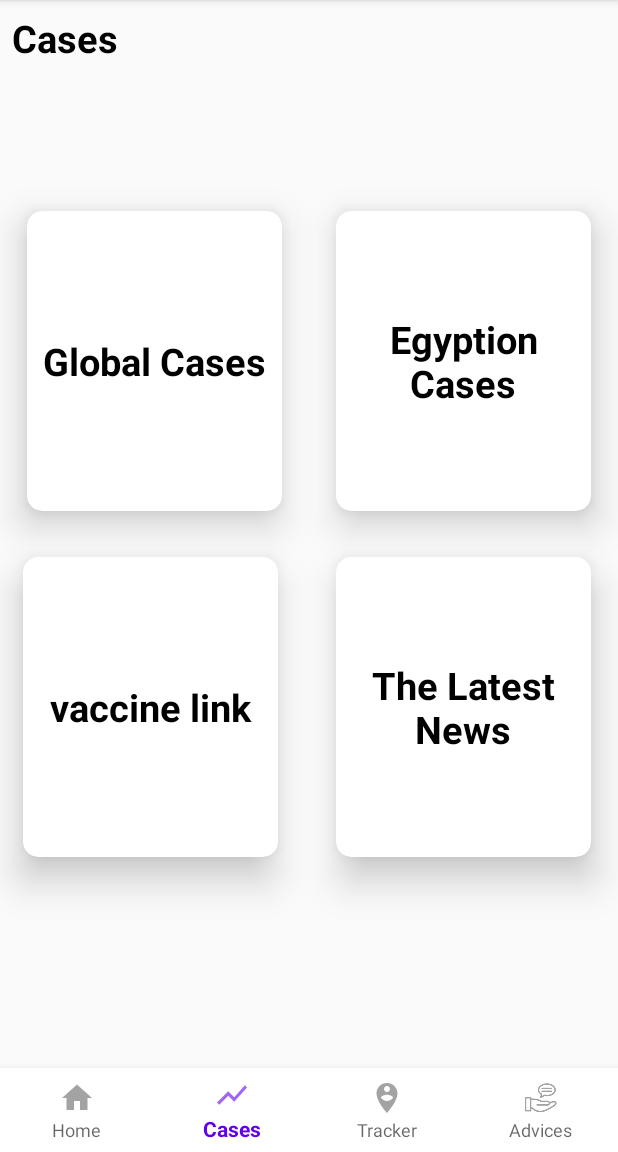
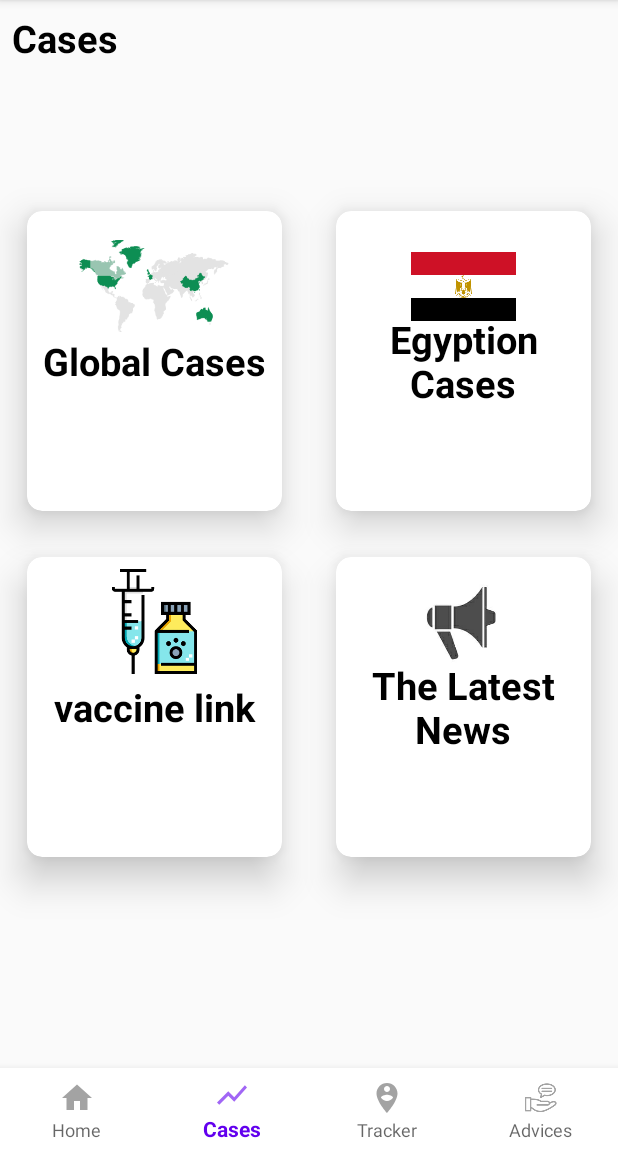
Before and after one commit to elham-atef/CoviFighter, an Android app: the screen it shows after launch (Home), item 2 of the bottom bar chosen, on a phone screen of 412 x 824 dp, the part 84-1236 px from its top. Run offline under Robolectric (Android 15) with nearby library versions, the phone set to English and light mode, and no system bars.

Commit message:
created cases3

```diff
--- a/app/src/main/res/layout/fragment_cases.xml
+++ b/app/src/main/res/layout/fragment_cases.xml
@@ -44,6 +44,12 @@
         app:layout_constraintBottom_toTopOf="@id/g_2"
         tools:ignore="MissingConstraints">
 
+        <ImageView
+            android:layout_width="100dp"
+            android:layout_height="100dp"
+            android:src="@drawable/map"
+            android:layout_gravity="center_horizontal"
+            />
         <TextView
             android:id="@+id/text_1"
             style="@style/TextStyle"
@@ -58,6 +64,14 @@
         app:layout_constraintStart_toEndOf="@id/g_1"
         app:layout_constraintBottom_toTopOf="@id/g_2"
         tools:ignore="MissingConstraints">
+
+        <ImageView
+            android:layout_width="70dp"
+            android:layout_height="70dp"
+            android:src="@drawable/flag"
+            android:layout_marginTop="15dp"
+            android:layout_gravity="center_horizontal"
+            />
 
         <TextView
             android:id="@+id/text_2"
@@ -74,6 +88,14 @@
         app:layout_constraintTop_toBottomOf="@id/g_2"
         tools:ignore="MissingConstraints">
 
+        <ImageView
+            android:layout_width="100dp"
+            android:layout_height="70dp"
+            android:layout_marginTop="8dp"
+            android:src="@drawable/news"
+            android:layout_gravity="center_horizontal"
+            />
+
         <TextView
             android:id="@+id/text_3"
             style="@style/TextStyle"
@@ -85,9 +107,17 @@
         android:id="@+id/card_4"
         style="@style/CardStyle"
         app:layout_constraintStart_toStartOf="parent"
-        app:e="@id/g_1"
+        app:layout_constraintEnd_toStartOf="@id/g_1"
         app:layout_constraintTop_toBottomOf="@id/g_2"
         tools:ignore="MissingConstraints">
+
+        <ImageView
+            android:layout_width="70dp"
+            android:layout_height="70dp"
+            android:layout_marginTop="8dp"
+            android:src="@drawable/vaccine"
+            android:layout_gravity="center_horizontal"
+            />
 
         <TextView
             android:id="@+id/text_4"
```
Also changed, not shown: app/src/main/res/drawable-nodpi/background.jpg (deleted), app/src/main/res/drawable-nodpi/flag.png (added), app/src/main/res/drawable-nodpi/map.png (added), app/src/main/res/drawable-nodpi/news.jpeg (added), app/src/main/res/drawable-nodpi/vaccine.png (added).
